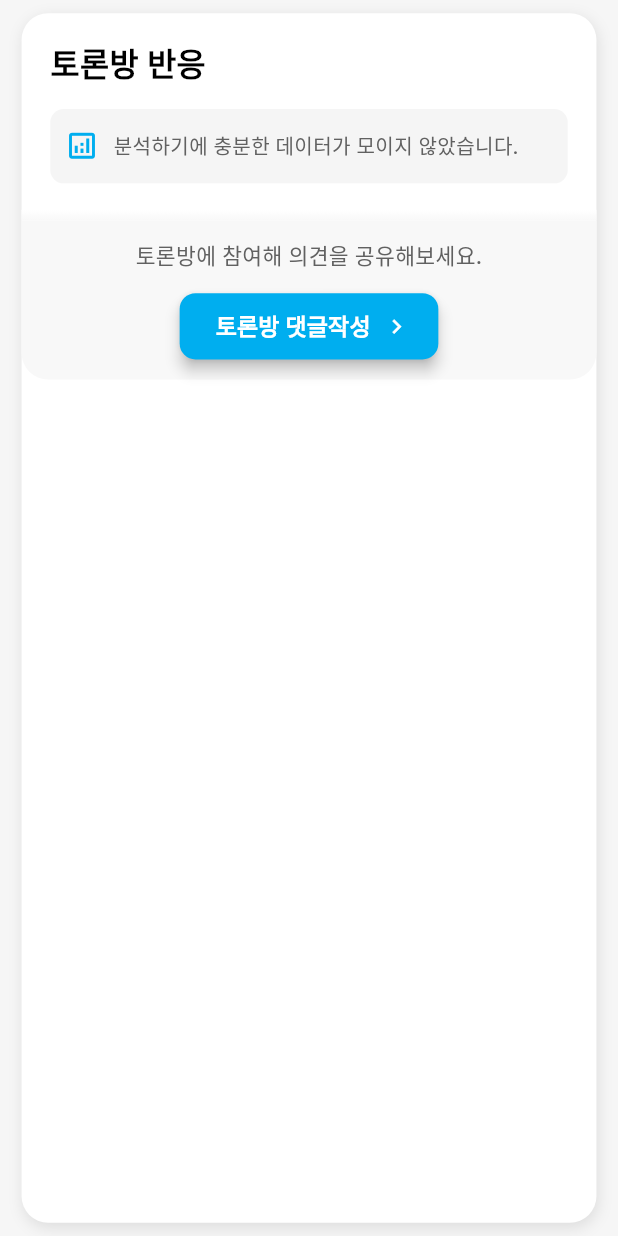
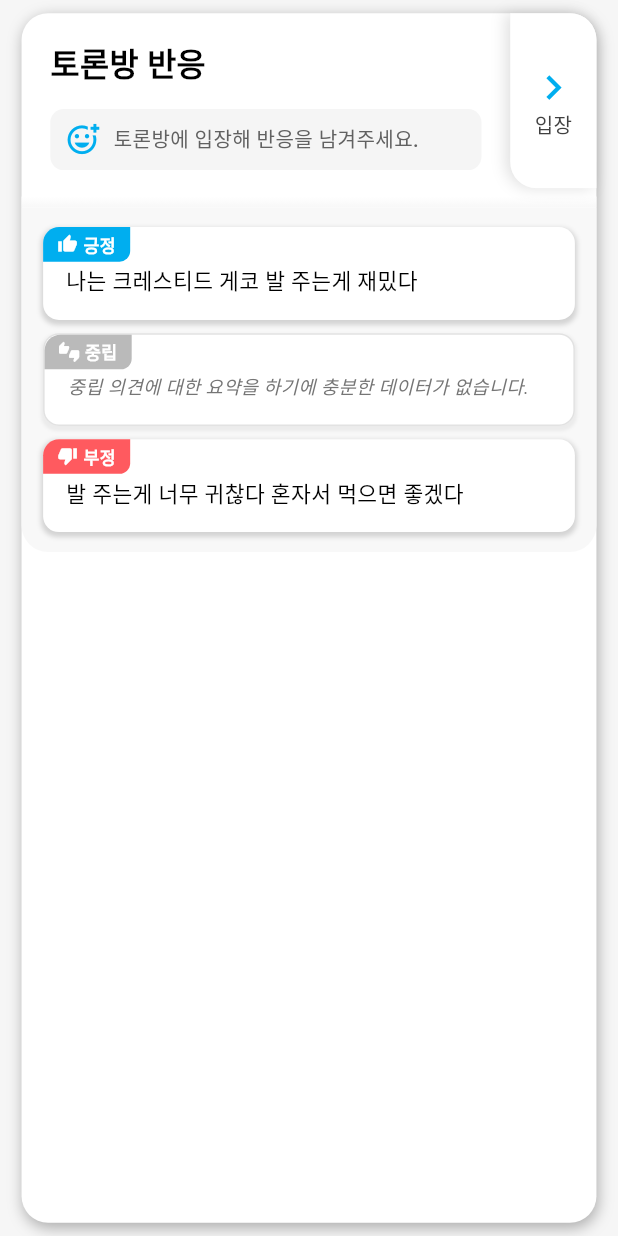
Before and after one commit to kara090813/trendly, a Flutter app: the DiscussionReactionWidget widget shown alone on an empty page, opened directly with empty values, on a phone screen of 412 x 824 dp. Run offline on Flutter 3.47's test engine with Material 3 defaults, Android fonts, the light colour scheme and no system bars; our stand-ins replace auto_size_text, flutter_animate, flutter_neumorphic_plus, flutter_screenutil, flutter_spinkit, flutter_staggered_animations and 5 more; accounts and stored records are empty; network calls fail; Roboto replaces fonts that are missing (asgm).

Commit message:
discussionReaction widget Improved compatibility

```diff
--- a/lib/screens/keywordDetail_screen.dart
+++ b/lib/screens/keywordDetail_screen.dart
@@ -26,7 +26,7 @@ class DetailStyles {
     ]
         : [
       BoxShadow(
-        color: Colors.black.withOpacity(0.1),
+        color: Colors.black.withOpacity(0.3),
         blurRadius: 10,
         spreadRadius: 0,
         offset: Offset(0, 2),
--- a/lib/widgets/discussionReaction_widget.dart
+++ b/lib/widgets/discussionReaction_widget.dart
@@ -9,6 +9,9 @@ class DiscussionReactionWidget extends StatelessWidget {
   final Keyword? keyword;
   final VoidCallback? onEnterTap;
   final String? overrideSummary;
+
+  // 입장 버튼 표시 여부 제어 매개변수 추가
+  final bool showEnterButtons;
 
   // 일시적 통제 변수: 한줄요약 3개 모두 없는지 여부
   final bool hasSummaries;
@@ -22,9 +25,11 @@ class DiscussionReactionWidget extends StatelessWidget {
     this.keyword,
     this.onEnterTap,
     this.overrideSummary,
+    // 입장 버튼 표시 여부 (기본값: true)
+    this.showEnterButtons = true,
     // 일시적 통제 변수에 대한 기본값 설정 (추후 실제 데이터로 대체 예정)
-    this.hasSummaries = false,
-    this.summaryAvailability = const [true, true, true], // [긍정, 중립, 부정]
+    this.hasSummaries = true,
+    this.summaryAvailability = const [true, false, true], // [긍정, 중립, 부정]
   }) : super(key: key);
 
   @override
@@ -39,9 +44,12 @@ class DiscussionReactionWidget extends StatelessWidget {
     final bool hasReactionBar = totalCount > 0;
 
     // 퍼센티지 계산 (총합이 0인 경우 예외 처리)
-    final double positiveRatio = totalCount > 0 ? (positiveCount / totalCount * 100) : 33.3;
-    final double neutralRatio = totalCount > 0 ? (neutralCount / totalCount * 100) : 33.4;
-    final double negativeRatio = totalCount > 0 ? (negativeCount / totalCount * 100) : 33.3;
+    final double positiveRatio =
+        totalCount > 0 ? (positiveCount / totalCount * 100) : 33.3;
+    final double neutralRatio =
+        totalCount > 0 ? (neutralCount / totalCount * 100) : 33.4;
+    final double negativeRatio =
+        totalCount > 0 ? (negativeCount / totalCount * 100) : 33.3;
 
     // 표시할 퍼센티지 (반올림하여 정수로 표시)
     final int positivePercent = positiveRatio.round();
@@ -49,17 +57,24 @@ class DiscussionReactionWidget extends StatelessWidget {
     final int negativePercent = negativeRatio.round();
 
     // 경우의 수에 따라 사이드 입장 버튼 표시 여부 결정
-    final bool showSideEnterButton = !((!hasReactionBar && !hasSummaries)); // 경우의 수 1에서만 버튼 숨김
+    // showEnterButtons이 false면 항상 버튼 숨김
+    final bool showSideEnterButton =
+        showEnterButtons && !((!hasReactionBar && !hasSummaries));
 
     return Stack(
       children: [
         // 통합된 단일 컨테이너
         Container(
-          margin: EdgeInsets.symmetric(horizontal: 15.w, vertical: 10.h),
+          margin: showEnterButtons
+              ? EdgeInsets.symmetric(horizontal: 15.w, vertical: 10.h)
+              : EdgeInsets.symmetric(horizontal: 10.w, vertical: 0.h),
           decoration: BoxDecoration(
-            color: AppTheme.getCardColor(context),
+            color: showEnterButtons
+                ? AppTheme.getCardColor(context)
+                : Colors.transparent,
             borderRadius: BorderRadius.circular(20.r),
-            boxShadow: AppTheme.isDark(context)
+            boxShadow: showEnterButtons
+                ? (AppTheme.isDark(context)
                     ? [
                         BoxShadow(
                           color: Colors.black.withOpacity(0.4),
@@ -69,30 +84,41 @@ class DiscussionReactionWidget extends StatelessWidget {
                       ]
                     : [
                         BoxShadow(
-                color: Colors.black.withOpacity(0.1),
+                          color: Colors.black.withOpacity(0.3),
                           blurRadius: 8,
                           offset: const Offset(1, 3),
                         ),
-            ],
+                      ])
+                : [],
           ),
           child: Column(
             children: [
               // 상단 부분: 반응바 + 퍼센트 (또는 안내 메시지)
               Padding(
-                padding: EdgeInsets.fromLTRB(20.w, 20.h, showSideEnterButton ? 80.w : 20.w, 20.h),
+                padding: EdgeInsets.fromLTRB(
+                    20.w,
+                    showEnterButtons ? 20.h : 0,
+                    showEnterButtons ? 80.w : 20.w,
+                    20.h),
                 child: Column(
                   crossAxisAlignment: CrossAxisAlignment.start,
                   children: [
                     // 제목
-                    Text(
+                    showEnterButtons
+                        ? Text(
                             '토론방 반응',
                             style: TextStyle(
                               fontSize: 22.sp,
                               fontWeight: FontWeight.bold,
                               color: AppTheme.getTextColor(context),
                             ),
+                          )
+                        : SizedBox.shrink(),
+                    showEnterButtons
+                        ? SizedBox(height: 16.h)
+                        : SizedBox(
+                            height: 6.h,
                           ),
-                    SizedBox(height: 16.h),
 
                     // 경우의 수에 따른 컨텐츠 분기
                     if (hasReactionBar) ...[
@@ -103,9 +129,12 @@ class DiscussionReactionWidget extends StatelessWidget {
                           height: 12.h,
                           child: Row(
                             children: [
-                              _reactionSegment(positiveRatio / 100, const Color(0xFF00AEEF)),
-                              _reactionSegment(neutralRatio / 100, Colors.grey.shade400),
-                              _reactionSegment(negativeRatio / 100, const Color(0xFFFF5A5F)),
+                              _reactionSegment(
+                                  positiveRatio / 100, const Color(0xFF00AEEF)),
+                              _reactionSegment(
+                                  neutralRatio / 100, Colors.grey.shade400),
+                              _reactionSegment(
+                                  negativeRatio / 100, const Color(0xFFFF5A5F)),
                             ],
                           ),
                         ),
@@ -115,11 +144,14 @@ class DiscussionReactionWidget extends StatelessWidget {
                       // 퍼센트 표시 (균등 분배)
                       Row(
                         children: [
-                          _reactionLabel(context, '긍정', '$positivePercent%', const Color(0xFF00AEEF)),
+                          _reactionLabel(context, '긍정', '$positivePercent%',
+                              const Color(0xFF00AEEF)),
                           SizedBox(width: 16.w),
-                          _reactionLabel(context, '중립', '$neutralPercent%', Colors.grey.shade600),
+                          _reactionLabel(context, '중립', '$neutralPercent%',
+                              Colors.grey.shade600),
                           SizedBox(width: 16.w),
-                          _reactionLabel(context, '부정', '$negativePercent%', const Color(0xFFFF5A5F)),
+                          _reactionLabel(context, '부정', '$negativePercent%',
+                              const Color(0xFFFF5A5F)),
                         ],
                       ),
                     ] else if (!hasSummaries) ...[
@@ -127,7 +159,7 @@ class DiscussionReactionWidget extends StatelessWidget {
                       _buildNoDataMessage(
                         context: context,
                         icon: Icons.analytics_outlined,
-                        message: '분석하기에 충분한 데이터가 모이지 않았습니다.',
+                        message: '토론방 데이터가 없습니다.',
                       ),
                     ] else ...[
                       // 경우의 수 3: 반응 바 없음, 한줄 요약 있음
@@ -142,7 +174,8 @@ class DiscussionReactionWidget extends StatelessWidget {
               ),
 
               // 구분선 대신 그라데이션 효과의 구분 영역
-              Container(
+              showEnterButtons
+                  ? Container(
                       width: double.infinity,
                       height: 8.h,
                       decoration: BoxDecoration(
@@ -157,29 +190,35 @@ class DiscussionReactionWidget extends StatelessWidget {
                           ],
                         ),
                       ),
-              ),
+                    )
+                  : SizedBox.shrink(),
 
               // 의견 요약 또는 안내 메시지가 들어갈 배경 영역
               Container(
                 width: double.infinity,
-                padding: EdgeInsets.symmetric(horizontal: 15.w, vertical: 15.h),
+                padding: showEnterButtons
+                    ? EdgeInsets.symmetric(horizontal: 15.w, vertical: 15.h)
+                    : EdgeInsets.only(left: 15.w,right: 15.w, top: 2.h,bottom: 15.h),
                 decoration: BoxDecoration(
-                  color: AppTheme.isDark(context)
+                  color: showEnterButtons
+                      ? (AppTheme.isDark(context)
                           ? Color(0xFF242430)
-                      : Color(0xFFF8F8F8),
+                          : Color(0xFFF8F8F8))
+                      : Colors.transparent,
                   borderRadius: BorderRadius.only(
                     bottomLeft: Radius.circular(20.r),
                     bottomRight: Radius.circular(20.r),
                   ),
                 ),
-                child: _buildBottomContent(context, hasReactionBar, hasSummaries),
+                child:
+                    _buildBottomContent(context, hasReactionBar, hasSummaries),
               ),
             ],
           ),
         ),
 
         // 입장 버튼 (경우의 수 1 제외하고 표시)
-        if (showSideEnterButton && discussionRoom != null)
+        if (showEnterButtons && discussionRoom != null)
           Positioned(
             top: 10.h,
             right: 15.w,
@@ -187,14 +226,17 @@ class DiscussionReactionWidget extends StatelessWidget {
             child: Container(
               width: 60.w,
               decoration: BoxDecoration(
-                color: AppTheme.isDark(context) ? Color(0xFF2A2A36) : const Color(0xFFF5F5F5),
+                color: AppTheme.isDark(context)
+                    ? Color(0xFF2A2A36)
+                    : const Color(0xFFF5F5F5),
                 borderRadius: BorderRadius.only(
                   topRight: Radius.circular(20.r),
                   bottomLeft: Radius.circular(20.r),
                 ),
                 boxShadow: [
                   BoxShadow(
-                    color: Colors.black.withOpacity(AppTheme.isDark(context) ? 0.4 : 0.12),
+                    color: Colors.black
+                        .withOpacity(AppTheme.isDark(context) ? 0.4 : 0.12),
                     blurRadius: 8,
                     offset: const Offset(-3, 0),
                   ),
@@ -208,7 +250,8 @@ class DiscussionReactionWidget extends StatelessWidget {
                 child: Material(
                   color: AppTheme.getCardColor(context),
                   child: InkWell(
-                    onTap: onEnterTap ?? () {
+                    onTap: onEnterTap ??
+                        () {
                           if (discussionRoom != null) {
                             context.push('/discussion/${discussionRoom!.id}');
                           }
@@ -227,7 +270,9 @@ class DiscussionReactionWidget extends StatelessWidget {
                             style: TextStyle(
                               fontWeight: FontWeight.w500,
                               fontSize: 14.sp,
-                              color: AppTheme.isDark(context) ? Colors.white : Color(0xFF404040),
+                              color: AppTheme.isDark(context)
+                                  ? Colors.white
+                                  : Color(0xFF404040),
                             ),
                           ),
                         ],
@@ -243,7 +288,8 @@ class DiscussionReactionWidget extends StatelessWidget {
   }
 
   // 하단 컨텐츠 분기 처리 (경우의 수에 따른 컨텐츠 선택)
-  Widget _buildBottomContent(BuildContext context, bool hasReactionBar, bool hasSummaries) {
+  Widget _buildBottomContent(
+      BuildContext context, bool hasReactionBar, bool hasSummaries) {
     if (!hasSummaries) {
       // 한줄 요약 없음 - 경우의 수 1, 2
       return Column(
@@ -254,13 +300,27 @@ class DiscussionReactionWidget extends StatelessWidget {
                 : '토론방에 참여해 의견을 공유해보세요.',
             style: TextStyle(
               fontSize: 15.sp,
-              color: AppTheme.isDark(context) ? Colors.grey[400] : Colors.grey[700],
+              color: AppTheme.isDark(context)
+                  ? Colors.grey[400]
+                  : Colors.grey[700],
               fontWeight: FontWeight.w500,
             ),
             textAlign: TextAlign.center,
           ),
+          // 입장 버튼 표시 조건 추가
+          if (showEnterButtons)
+            Column(
+              children: [
                 SizedBox(height: 15.h),
+                Row(
+                  mainAxisAlignment: MainAxisAlignment.center,
+                  children: [
                     _buildLargeEnterButton(context),
+                  ],
+                ),
+                SizedBox(height: 6.h),
+              ],
+            ),
         ],
       );
     } else {
@@ -273,9 +333,7 @@ class DiscussionReactionWidget extends StatelessWidget {
             context: context,
             icon: Icons.thumb_up,
             label: '긍정',
-            opinion: summaryAvailability[0]
-                ? '나는 크레스티드 게코 발 주는게 재밌다'
-                : null,
+            opinion: summaryAvailability[0] ? '나는 크레스티드 게코 발 주는게 재밌다' : null,
             color: const Color(0xFF00AEEF),
           ),
           SizedBox(height: 10.h),
@@ -285,9 +343,7 @@ class DiscussionReactionWidget extends StatelessWidget {
             context: context,
             icon: Icons.thumbs_up_down,
             label: '중립',
-            opinion: summaryAvailability[1]
-                ? '나는 별생각 없다 그냥 의무일 뿐'
-                : null,
+            opinion: summaryAvailability[1] ? '나는 별생각 없다 그냥 의무일 뿐' : null,
             color: Colors.grey.shade600,
           ),
           SizedBox(height: 10.h),
@@ -297,9 +353,7 @@ class DiscussionReactionWidget extends StatelessWidget {
             context: context,
             icon: Icons.thumb_down,
             label: '부정',
-            opinion: summaryAvailability[2]
-                ? '발 주는게 너무 귀찮다 혼자서 먹으면 좋겠다'
-                : null,
+            opinion: summaryAvailability[2] ? '발 주는게 너무 귀찮다 혼자서 먹으면 좋겠다' : null,
             color: const Color(0xFFFF5A5F),
           ),
         ],
@@ -310,10 +364,11 @@ class DiscussionReactionWidget extends StatelessWidget {
   // 큰 입장 버튼 위젯
   Widget _buildLargeEnterButton(BuildContext context) {
     return Container(
-      width: 180.w,
-      height: 50.h,
+      width: 180.w, // 너비 지정
+      height: 50.h, // 높이 지정
       child: ElevatedButton(
-        onPressed: onEnterTap ?? () {
+        onPressed: onEnterTap ??
+            () {
               if (discussionRoom != null) {
                 context.push('/discussion/${discussionRoom!.id}');
               }
@@ -345,13 +400,12 @@ class DiscussionReactionWidget extends StatelessWidget {
   }
 
   // 데이터 없음 안내 메시지 - context 파라미터 추가
-  Widget _buildNoDataMessage({
-    required BuildContext context,
+  Widget _buildNoDataMessage(
+      {required BuildContext context,
       required IconData icon,
-    required String message
-  }) {
+      required String message}) {
     return Container(
-      padding: EdgeInsets.symmetric(vertical: 15.h, horizontal: 10.w),
+      padding: EdgeInsets.symmetric(vertical: 10.h, horizontal: 10.w),
       decoration: BoxDecoration(
         color: AppTheme.isDark(context) ? Color(0xFF2A2A36) : Color(0xFFF5F5F5),
         borderRadius: BorderRadius.circular(10.r),
@@ -369,7 +423,9 @@ class DiscussionReactionWidget extends StatelessWidget {
               message,
               style: TextStyle(
                 fontSize: 14.sp,
-                color: AppTheme.isDark(context) ? Colors.grey[300] : Colors.grey[700],
+                color: AppTheme.isDark(context)
+                    ? Colors.grey[300]
+                    : Colors.grey[700],
                 fontWeight: FontWeight.w500,
               ),
             ),
@@ -390,7 +446,8 @@ class DiscussionReactionWidget extends StatelessWidget {
   }
 
   // 반응 레이블 생성
-  Widget _reactionLabel(BuildContext context, String text, String percentage, Color dotColor) {
+  Widget _reactionLabel(
+      BuildContext context, String text, String percentage, Color dotColor) {
     return Row(
       children: [
         Container(
@@ -406,7 +463,9 @@ class DiscussionReactionWidget extends StatelessWidget {
           '$text $percentage',
           style: TextStyle(
             fontSize: 12.sp,
-            color: AppTheme.isDark(context) ? Colors.grey[400] : Colors.grey.shade700,
+            color: AppTheme.isDark(context)
+                ? Colors.grey[400]
+                : Colors.grey.shade700,
           ),
         ),
       ],
@@ -434,9 +493,9 @@ class DiscussionReactionWidget extends StatelessWidget {
           BoxShadow(
             color: AppTheme.isDark(context)
                 ? Colors.black.withOpacity(hasOpinion ? 0.4 : 0.2)
-                : Colors.black.withOpacity(hasOpinion ? 0.1 : 0.05),
+                : Colors.black.withOpacity(hasOpinion ? 0.15 : 0.05),
             blurRadius: hasOpinion ? 2 : 1,
-            spreadRadius: 0,
+            spreadRadius: 1,
             offset: const Offset(0, 2),
           ),
         ],
```
Also changed, not shown: lib/screens/discussionRoom_screen.dart (+98 -16 lines). Lines whose indentation alone changed are shown as unchanged.
